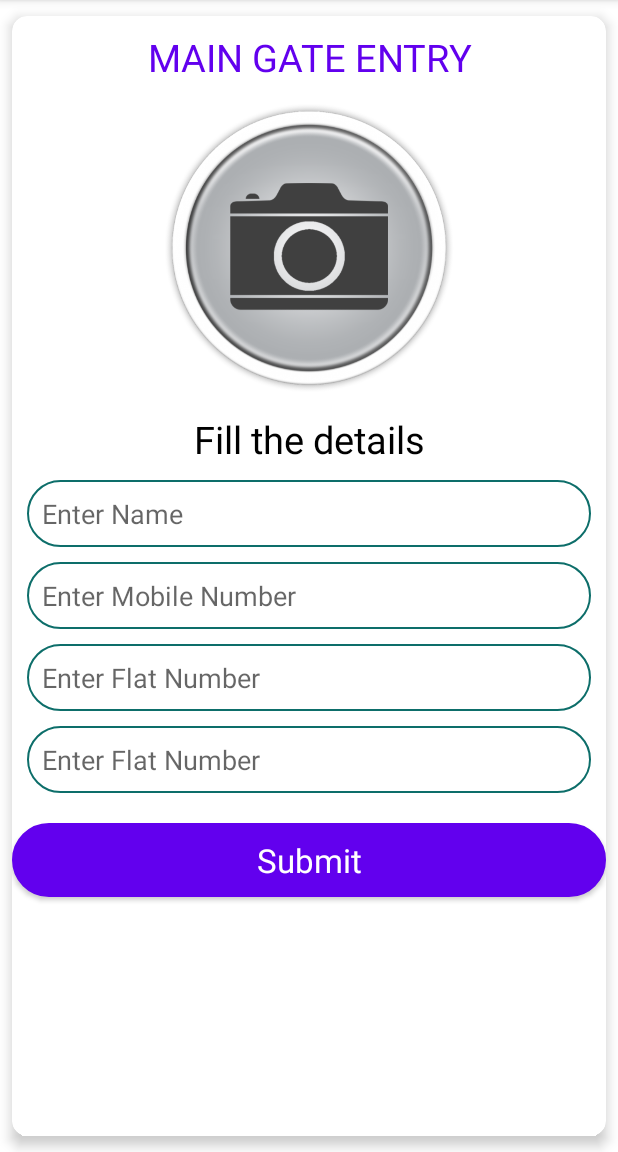
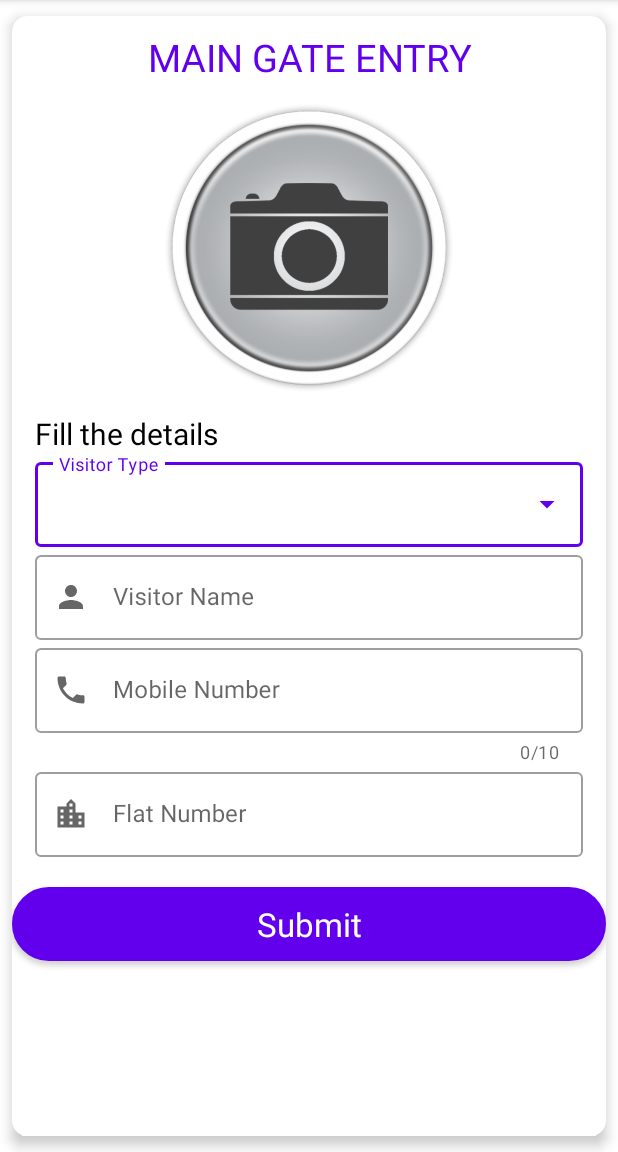
Before and after one commit to kuldeep23/Admin, an Android app: the screen it shows after launch (MainActivity), on a phone screen of 412 x 824 dp, the part 84-1236 px from its top. Run offline under Robolectric (Android 15) with nearby library versions, the phone set to English and light mode, and no system bars; libraries missing offline, so code that uses them is left out: com.github.dhaval2404.imagepicker.

Commit message:
Camera Upload Feature Edit

```diff
--- a/app/build.gradle
+++ b/app/build.gradle
@@ -37,7 +37,7 @@ dependencies {
     androidTestImplementation 'androidx.test.ext:junit:1.1.4'
     androidTestImplementation 'androidx.test.espresso:espresso-core:3.5.0'
     implementation 'com.squareup.retrofit2:converter-gson:2.9.0'
-
+    implementation 'com.google.android.material:material:1.8.0-rc01'
     implementation 'com.karumi:dexter:5.0.0'
     implementation 'com.squareup.retrofit2:retrofit:2.5.0'
     implementation 'com.squareup.retrofit2:converter-gson:2.9.0'
--- a/app/src/main/java/com/example/admin/MainActivity.java
+++ b/app/src/main/java/com/example/admin/MainActivity.java
@@ -8,6 +8,9 @@ import android.provider.MediaStore;
 import android.os.Bundle;
 import android.util.Base64;
 import android.view.View;
+import android.widget.AdapterView;
+import android.widget.ArrayAdapter;
+import android.widget.AutoCompleteTextView;
 import android.widget.Button;
 import android.widget.EditText;
 import android.widget.ImageView;
@@ -16,6 +19,8 @@ import android.widget.TextView;
 import android.widget.Toast;
 import androidx.appcompat.app.AppCompatActivity;
 import com.github.dhaval2404.imagepicker.ImagePicker;
+import com.google.android.material.textfield.TextInputEditText;
+
 import java.io.ByteArrayOutputStream;
 import java.io.IOException;
 import retrofit2.Call;
@@ -27,7 +32,10 @@ import retrofit2.converter.gson.GsonConverterFactory;
 
 public class MainActivity extends AppCompatActivity {
 
-    String[] courses = { "Guest", "Delivery Boy",
+    AutoCompleteTextView visitortype;
+    TextInputEditText visitorname, visitorphone, visitorflatno;
+    private static final String[] VISITORTYPE = new String[] {
+            "Guest", "Delivery Boy",
             "Service Boy", "Milk-Man",
             "Maid", "Newspaper Boy","Others" };
     EditText name,email,password;
@@ -38,20 +46,34 @@ public class MainActivity extends AppCompatActivity {
     private TextView tv;
     private ProgressBar progressBar;
 
-
     @Override
     protected void onCreate(Bundle savedInstanceState) {
         super.onCreate(savedInstanceState);
         setContentView(R.layout.activity_main);
 
-        name = findViewById(R.id.idEdtName);
+        visitortype = findViewById(R.id.EditVisitorType);
+        visitorname = findViewById(R.id.EditVisitorName);
+        visitorphone = findViewById(R.id.EditMoblieNumber);
+        visitorflatno = findViewById(R.id.EditVisitorFlatNumber);
+
+        /*name = findViewById(R.id.idEdtName);
         email = findViewById(R.id.idEdtEmail);
-        password = findViewById(R.id.idEdtPassword);
+        password = findViewById(R.id.idEdtPassword);*/
+
         upload=findViewById(R.id.btnSelect);
         selectedImage = findViewById(R.id.imageView);
         tv = findViewById(R.id.message);
         progressBar = findViewById(R.id.progressBar);
         tv.setText("");
+
+        ArrayAdapter<String> visitorTypeAdapter = new ArrayAdapter<>(MainActivity.this,R.layout.item_list,VISITORTYPE);
+        visitortype.setAdapter(visitorTypeAdapter);
+        visitortype.setOnItemClickListener(new AdapterView.OnItemClickListener() {
+            @Override
+            public void onItemClick(AdapterView<?> adapterView, View view, int i, long l) {
+                Toast.makeText(MainActivity.this, visitortype.getText().toString(), Toast.LENGTH_SHORT).show();
+            }
+        });
 
 
         selectedImage.setOnClickListener(new View.OnClickListener() {
@@ -63,7 +85,6 @@ public class MainActivity extends AppCompatActivity {
                         .maxResultSize(300, 300)	//Final image resolution will be less than 1080 x 1080(Optional)
                         /*.crop()*/	    			            //Crop image(Optional), Check Customization for more option
                         .start();
-
             }
         });
 
@@ -74,7 +95,6 @@ public class MainActivity extends AppCompatActivity {
             }
         });
     }
-
 
     @Override
     public void onActivityResult(int requestCode, int resultCode, Intent data) {
@@ -104,17 +124,21 @@ public class MainActivity extends AppCompatActivity {
                 .build();
 
         MyAPI myImageInterface = retrofit.create(MyAPI.class);
-        Call<Model> call = myImageInterface.uploadImageApi(name.getText().toString(),
-                email.getText().toString(),password.getText().toString(),image);
+        Call<Model> call = myImageInterface.uploadImageApi
+                (visitortype.getText().toString(),
+                visitorname.getText().toString(),
+                visitorphone.getText().toString(),
+                visitorflatno.getText().toString(),
+                        image);
         call.enqueue(new Callback<Model>() {
             @Override
             public void onResponse(Call<Model> call, Response<Model> response) {
                 progressBar.setVisibility(View.GONE);
                 if (response.isSuccessful()) {
                     if (response.body() != null) {
-                        name.setText("");
+                        /*name.setText("");
                         email.setText("");
-                        password.setText("");
+                        password.setText("");*/
 
                         Toast.makeText(MainActivity.this, "Image Uploaded Successfully!!", Toast.LENGTH_SHORT).show();
                         tv.setText("Image Uploaded Successfully!!");
--- a/app/src/main/java/com/example/admin/MyAPI.java
+++ b/app/src/main/java/com/example/admin/MyAPI.java
@@ -10,11 +10,12 @@ import retrofit2.http.POST;
 public interface MyAPI {
     String IMAGEURL = "https://gatesadmin.000webhostapp.com/";
     @FormUrlEncoded
-    @POST("file.php")
+    @POST("jh_visitors.php")
     Call<Model> uploadImageApi(
-            @Field("name") String name,
-            @Field("email") String email,
-            @Field("password") String password,
-            @Field("image") String image
+            @Field("Visitor_Type") String visitortype,
+            @Field("Visitor_Name") String visitorname,
+            @Field("Visitor_Mobile") String visitormobile,
+            @Field("Visitor_Flat_No") String visitorflat,
+            @Field("Visitor_Image") String visitorimage
     );
 }
--- /dev/null
+++ b/app/src/main/res/drawable/ic_baseline_person_24.xml
@@ -0,0 +1,5 @@
+<vector android:height="24dp" android:tint="#000000"
+    android:viewportHeight="24" android:viewportWidth="24"
+    android:width="24dp" xmlns:android="http://schemas.android.com/apk/res/android">
+    <path android:fillColor="@android:color/white" android:pathData="M12,12c2.21,0 4,-1.79 4,-4s-1.79,-4 -4,-4 -4,1.79 -4,4 1.79,4 4,4zM12,14c-2.67,0 -8,1.34 -8,4v2h16v-2c0,-2.66 -5.33,-4 -8,-4z"/>
+</vector>
--- /dev/null
+++ b/app/src/main/res/drawable/ic_city.xml
@@ -0,0 +1,5 @@
+<vector android:height="24dp" android:tint="#000000"
+    android:viewportHeight="24" android:viewportWidth="24"
+    android:width="24dp" xmlns:android="http://schemas.android.com/apk/res/android">
+    <path android:fillColor="@android:color/white" android:pathData="M15,11L15,5l-3,-3 -3,3v2L3,7v14h18L21,11h-6zM7,19L5,19v-2h2v2zM7,15L5,15v-2h2v2zM7,11L5,11L5,9h2v2zM13,19h-2v-2h2v2zM13,15h-2v-2h2v2zM13,11h-2L11,9h2v2zM13,7h-2L11,5h2v2zM19,19h-2v-2h2v2zM19,15h-2v-2h2v2z"/>
+</vector>
--- /dev/null
+++ b/app/src/main/res/drawable/ic_phone.xml
@@ -0,0 +1,5 @@
+<vector android:height="24dp" android:tint="#000000"
+    android:viewportHeight="24" android:viewportWidth="24"
+    android:width="24dp" xmlns:android="http://schemas.android.com/apk/res/android">
+    <path android:fillColor="@android:color/white" android:pathData="M6.62,10.79c1.44,2.83 3.76,5.14 6.59,6.59l2.2,-2.2c0.27,-0.27 0.67,-0.36 1.02,-0.24 1.12,0.37 2.33,0.57 3.57,0.57 0.55,0 1,0.45 1,1V20c0,0.55 -0.45,1 -1,1 -9.39,0 -17,-7.61 -17,-17 0,-0.55 0.45,-1 1,-1h3.5c0.55,0 1,0.45 1,1 0,1.25 0.2,2.45 0.57,3.57 0.11,0.35 0.03,0.74 -0.25,1.02l-2.2,2.2z"/>
+</vector>
--- a/app/src/main/res/layout/activity_main.xml
+++ b/app/src/main/res/layout/activity_main.xml
@@ -40,56 +40,103 @@
                 android:layout_marginTop="10dp"
                 android:layout_width="match_parent"
                 android:layout_height="wrap_content"
-                android:gravity="center"
+                android:layout_marginLeft="15dp"
                 android:text="Fill the details"
                 android:textColor="#000"
-                android:textSize="25sp" />
-            <EditText
-                android:id="@+id/idEdtName"
-                android:textColor="@color/purple_500"
+                android:textSize="20sp"/>
+            <!--Visitor Type-->
+            <com.google.android.material.textfield.TextInputLayout
+                android:id="@+id/textVisitorType"
+                style="@style/Widget.MaterialComponents.TextInputLayout.OutlinedBox.ExposedDropdownMenu"
                 android:layout_width="match_parent"
                 android:layout_height="wrap_content"
-                android:background="@drawable/edit_text"
-                android:layout_marginStart="10dp"
-                android:layout_marginTop="10dp"
-                android:layout_marginEnd="10dp"
-                android:hint="Enter Name"
-                android:inputType="text" />
+                android:layout_marginLeft="15dp"
+                android:layout_marginRight="15dp"
+                android:hint="Visitor Type">
 
-            <!--edit text for user password-->
-            <EditText
-                android:id="@+id/idEdtEmail"
-                android:textColor="@color/black"
+                <AutoCompleteTextView
+                    android:id="@+id/EditVisitorType"
+                    android:layout_width="match_parent"
+                    android:layout_height="wrap_content"
+                    android:inputType="none"
+                    />
+            </com.google.android.material.textfield.TextInputLayout>
+
+            <!--VisitorName-->
+            <com.google.android.material.textfield.TextInputLayout
+                android:id="@+id/textVisitorName"
+                style="@style/Widget.MaterialComponents.TextInputLayout.OutlinedBox"
                 android:layout_width="match_parent"
                 android:layout_height="wrap_content"
-                android:layout_marginStart="10dp"
-                android:background="@drawable/edit_text"
-                android:layout_marginTop="10dp"
-                android:layout_marginEnd="10dp"
-                android:hint="Enter Mobile Number"
-                android:inputType="phone" />
+                android:layout_marginLeft="15dp"
+                android:layout_marginRight="15dp"
+                android:hint="Visitor Name"
+                android:theme="@style/Theme.MaterialComponents.Light.NoActionBar"
+                app:endIconMode="clear_text"
+                app:helperTextTextColor="#FF0000"
+                app:prefixTextColor="@color/purple_500"
+                app:startIconDrawable="@drawable/ic_baseline_person_24">
 
-            <EditText
-                android:id="@+id/idEdtPassword"
+                <com.google.android.material.textfield.TextInputEditText
+                    android:id="@+id/EditVisitorName"
+                    style="@style/Widget.MaterialComponents.TextInputEditText.OutlinedBox"
+                    android:layout_width="match_parent"
+                    android:layout_height="wrap_content"
+                    android:inputType=""
+                    android:textColorHint="#757575"
+                    tools:ignore="TextContrastCheck" />
+            </com.google.android.material.textfield.TextInputLayout>
+
+            <!--Visitor Mobile Number-->
+            <com.google.android.material.textfield.TextInputLayout
+                android:id="@+id/textMobileNumber"
+                style="@style/Widget.MaterialComponents.TextInputLayout.OutlinedBox"
                 android:layout_width="match_parent"
                 android:layout_height="wrap_content"
-                android:layout_marginStart="10dp"
-                android:background="@drawable/edit_text"
-                android:layout_marginTop="10dp"
-                android:layout_marginEnd="10dp"
-                android:hint="Enter Flat Number"
-                android:inputType="number" />
+                android:layout_marginLeft="15dp"
+                android:layout_marginRight="15dp"
+                android:hint="Mobile Number"
+                android:theme="@style/Theme.MaterialComponents.Light.NoActionBar"
+                app:counterEnabled="true"
+                app:counterMaxLength="10"
+                app:endIconMode="clear_text"
+                app:helperTextTextColor="#FF0000"
+                app:prefixText="+91-"
+                app:prefixTextColor="@color/purple_500"
+                app:startIconDrawable="@drawable/ic_phone">
 
-            <EditText
-                android:id="@+id/idEdtPasswo"
+                <com.google.android.material.textfield.TextInputEditText
+                    android:id="@+id/EditMoblieNumber"
+                    style="@style/Widget.MaterialComponents.TextInputEditText.OutlinedBox"
+                    android:layout_width="match_parent"
+                    android:layout_height="wrap_content"
+                    android:inputType="phone"
+                    android:textColorHint="#757575"
+                    tools:ignore="TextContrastCheck" />
+            </com.google.android.material.textfield.TextInputLayout>
+
+            <com.google.android.material.textfield.TextInputLayout
+                android:id="@+id/textVisitorFlatNumber"
+                style="@style/Widget.MaterialComponents.TextInputLayout.OutlinedBox"
                 android:layout_width="match_parent"
                 android:layout_height="wrap_content"
-                android:layout_marginStart="10dp"
-                android:background="@drawable/edit_text"
-                android:layout_marginTop="10dp"
-                android:layout_marginEnd="10dp"
-                android:hint="Enter Flat Number"
-                android:inputType="number" />
+                android:layout_marginLeft="15dp"
+                android:layout_marginRight="15dp"
+                android:hint="Flat Number"
+                android:theme="@style/Theme.MaterialComponents.Light.NoActionBar"
+                app:endIconMode="clear_text"
+                app:helperTextTextColor="#FF0000"
+                app:prefixTextColor="@color/purple_500"
+                app:startIconDrawable="@drawable/ic_city">
+
+                <com.google.android.material.textfield.TextInputEditText
+                    android:id="@+id/EditVisitorFlatNumber"
+                    style="@style/Widget.MaterialComponents.TextInputEditText.OutlinedBox"
+                    android:layout_width="match_parent"
+                    android:layout_height="wrap_content"
+                    android:inputType="phone" />
+            </com.google.android.material.textfield.TextInputLayout>
+
 
 
             <Button
```
Also changed, not shown: app/src/main/java/com/example/admin/Model.java (+31 -22 lines), app/src/main/res/layout/item_list.xml (added, +12 -0 lines), app/src/main/res/layout/visitor_entry.xml (added, +288 -0 lines).
